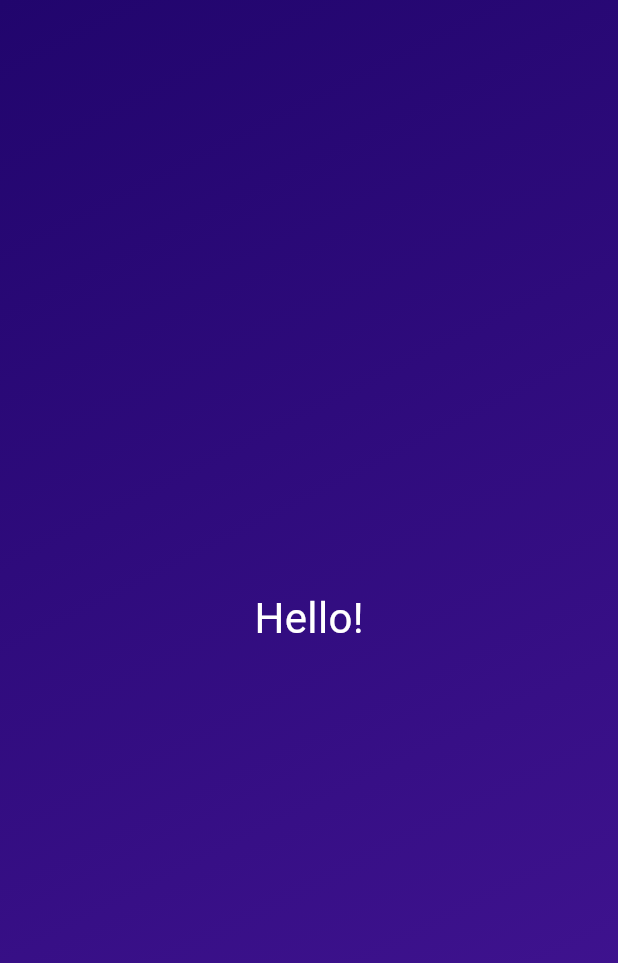
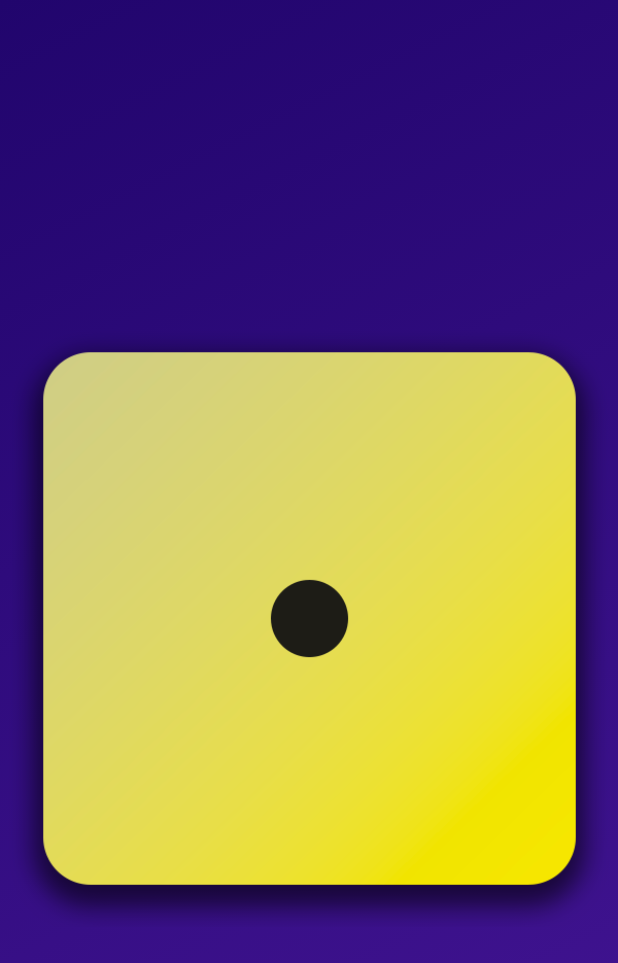
Before and after one commit to arafatanam/Roll_Dice_App-Flutter, a Flutter app: the screen it shows after launch, on a phone screen of 412 x 824 dp. Shown: the top 963 px of the screen. Run offline on Flutter 3.47's test engine with Material 3 defaults, Android fonts, the phone set to English and light mode, and no system bars.

Commit message:
Code updated

```diff
--- a/lib/gradient_container.dart
+++ b/lib/gradient_container.dart
@@ -20,7 +20,7 @@ class GradientContainer extends StatelessWidget {
           end: endAlignment,
         ),
       ),
-      child: const Center(child: StyledText('Hello!')),
+      child: Center(child: Image.asset('assets/images/dice-1.png')),
     );
   }
 }
```
Also changed, not shown: pubspec.yaml (+8 -5 lines), assets/images/dice-1.png (added), assets/images/dice-2.png (added), assets/images/dice-3.png (added), assets/images/dice-4.png (added), assets/images/dice-5.png (added), assets/images/dice-6.png (added).
